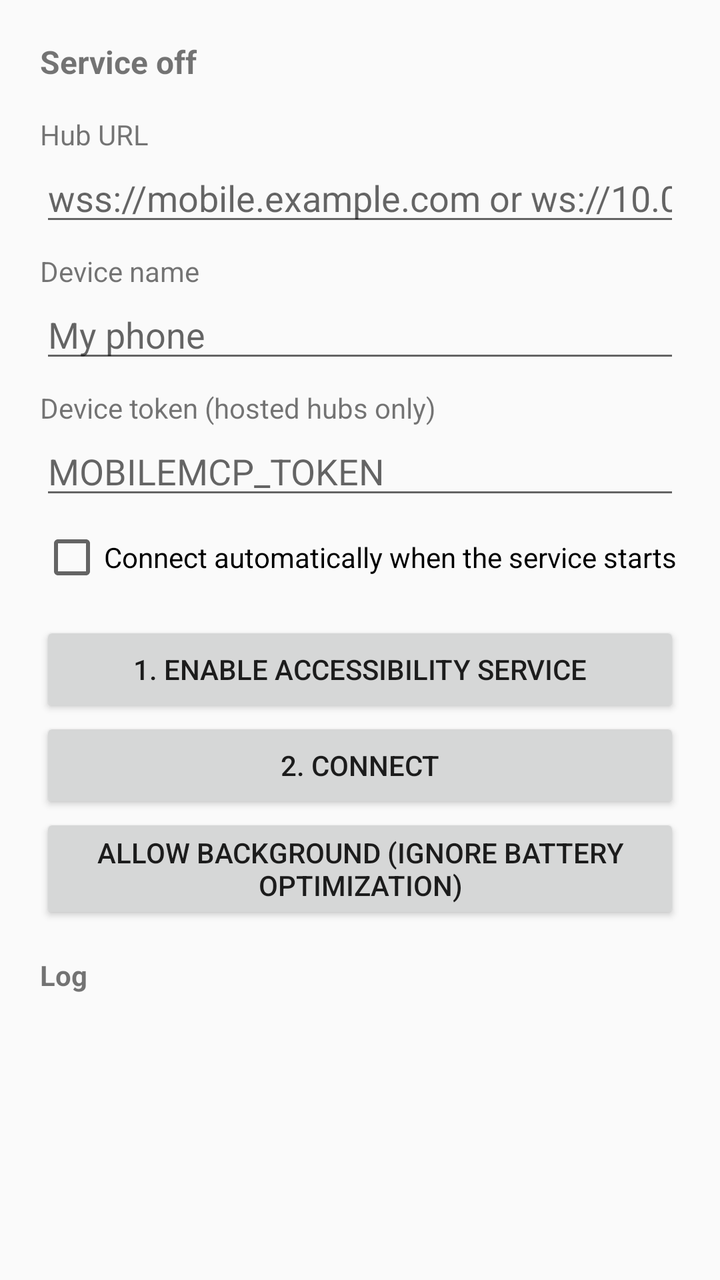
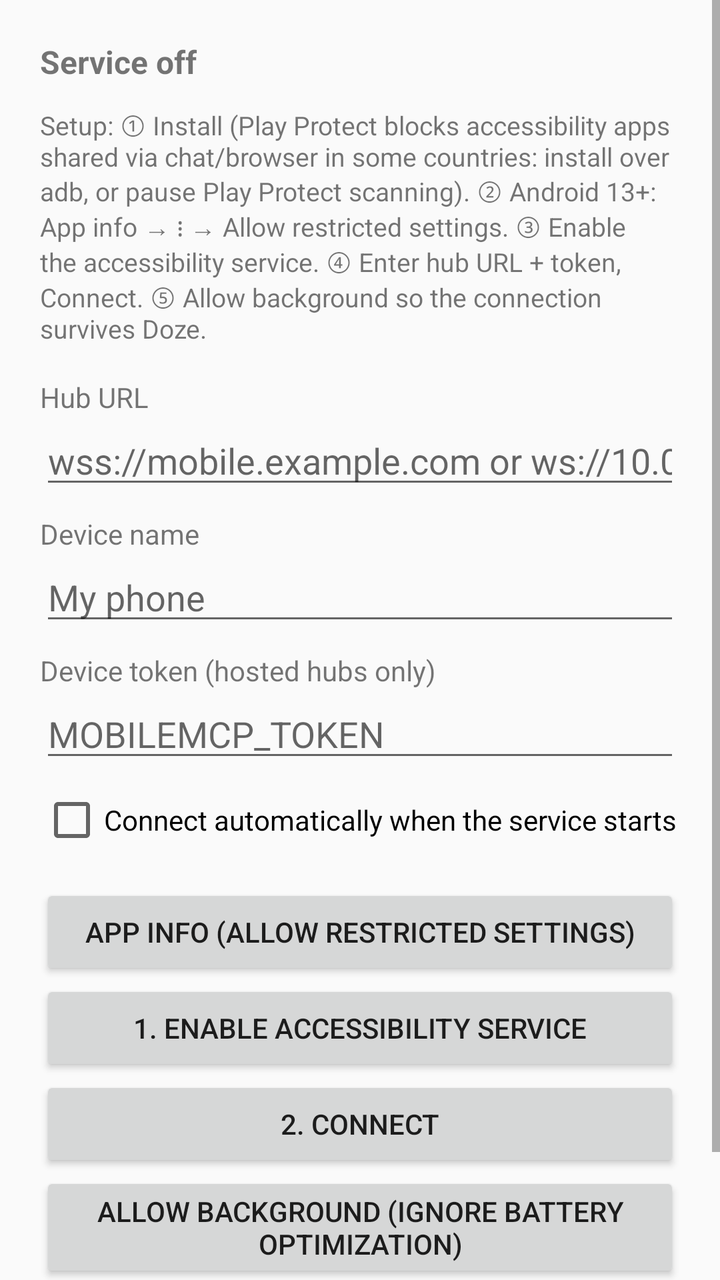

Two renders of the same Android screen: before a commit and after it. Below are the layout's source before the change and the commit's diff.
<!-- AndroidManifest.xml: application theme Theme.MobileMCP -->
<!-- res/layout/activity_main.xml -->
<?xml version="1.0" encoding="utf-8"?>
<ScrollView xmlns:android="http://schemas.android.com/apk/res/android"
    android:layout_width="match_parent" android:layout_height="match_parent" android:fitsSystemWindows="true">
    <LinearLayout android:layout_width="match_parent" android:layout_height="wrap_content"
        android:orientation="vertical" android:padding="20dp">

        <TextView android:id="@+id/status" android:layout_width="match_parent" android:layout_height="wrap_content"
            android:textSize="16sp" android:textStyle="bold" android:text="Service off" />

        <TextView android:layout_width="match_parent" android:layout_height="wrap_content" android:layout_marginTop="16dp" android:text="Hub URL" />
        <EditText android:id="@+id/hubUrl" android:layout_width="match_parent" android:layout_height="wrap_content"
            android:hint="wss://mobile.example.com or ws://10.0.2.2:17692" android:inputType="textUri" android:importantForAutofill="no" />

        <TextView android:layout_width="match_parent" android:layout_height="wrap_content" android:layout_marginTop="8dp" android:text="Device name" />
        <EditText android:id="@+id/deviceName" android:layout_width="match_parent" android:layout_height="wrap_content"
            android:hint="My phone" android:inputType="text" android:importantForAutofill="no" />

        <TextView android:layout_width="match_parent" android:layout_height="wrap_content" android:layout_marginTop="8dp" android:text="Device token (hosted hubs only)" />
        <EditText android:id="@+id/token" android:layout_width="match_parent" android:layout_height="wrap_content"
            android:hint="MOBILEMCP_TOKEN" android:inputType="textPassword" android:importantForAutofill="no" />

        <CheckBox android:id="@+id/autoConnect" android:layout_width="match_parent" android:layout_height="wrap_content"
            android:layout_marginTop="8dp" android:text="Connect automatically when the service starts" />

        <Button android:id="@+id/enableService" android:layout_width="match_parent" android:layout_height="wrap_content"
            android:layout_marginTop="16dp" android:text="1. Enable accessibility service" />
        <Button android:id="@+id/connect" android:layout_width="match_parent" android:layout_height="wrap_content"
            android:text="2. Connect" />
        <Button android:id="@+id/battery" android:layout_width="match_parent" android:layout_height="wrap_content"
            android:text="Allow background (ignore battery optimization)" />

        <TextView android:layout_width="match_parent" android:layout_height="wrap_content" android:layout_marginTop="16dp" android:text="Log" android:textStyle="bold" />
        <TextView android:id="@+id/log" android:layout_width="match_parent" android:layout_height="wrap_content"
            android:fontFamily="monospace" android:textSize="11sp" android:textIsSelectable="true" />
    </LinearLayout>
</ScrollView>
<!-- resources referenced by this layout -->
<resources>
  <style name="Theme.MobileMCP" parent="Theme.AppCompat.DayNight" />
</resources>

<!-- the commit's change to res/layout/activity_main.xml (unified diff, before → after) -->
@@ -6,6 +6,9 @@
 
         <TextView android:id="@+id/status" android:layout_width="match_parent" android:layout_height="wrap_content"
             android:textSize="16sp" android:textStyle="bold" android:text="Service off" />
+
+        <TextView android:layout_width="match_parent" android:layout_height="wrap_content" android:layout_marginTop="12dp" android:textSize="13sp"
+            android:text="Setup: ① Install (Play Protect blocks accessibility apps shared via chat/browser in some countries: install over adb, or pause Play Protect scanning). ② Android 13+: App info → ⋮ → Allow restricted settings. ③ Enable the accessibility service. ④ Enter hub URL + token, Connect. ⑤ Allow background so the connection survives Doze." />
 
         <TextView android:layout_width="match_parent" android:layout_height="wrap_content" android:layout_marginTop="16dp" android:text="Hub URL" />
         <EditText android:id="@+id/hubUrl" android:layout_width="match_parent" android:layout_height="wrap_content"
@@ -22,8 +25,10 @@
         <CheckBox android:id="@+id/autoConnect" android:layout_width="match_parent" android:layout_height="wrap_content"
             android:layout_marginTop="8dp" android:text="Connect automatically when the service starts" />
 
+        <Button android:id="@+id/appInfo" android:layout_width="match_parent" android:layout_height="wrap_content"
+            android:layout_marginTop="16dp" android:text="App info (allow restricted settings)" />
         <Button android:id="@+id/enableService" android:layout_width="match_parent" android:layout_height="wrap_content"
-            android:layout_marginTop="16dp" android:text="1. Enable accessibility service" />
+            android:text="1. Enable accessibility service" />
         <Button android:id="@+id/connect" android:layout_width="match_parent" android:layout_height="wrap_content"
             android:text="2. Connect" />
         <Button android:id="@+id/battery" android:layout_width="match_parent" android:layout_height="wrap_content"
